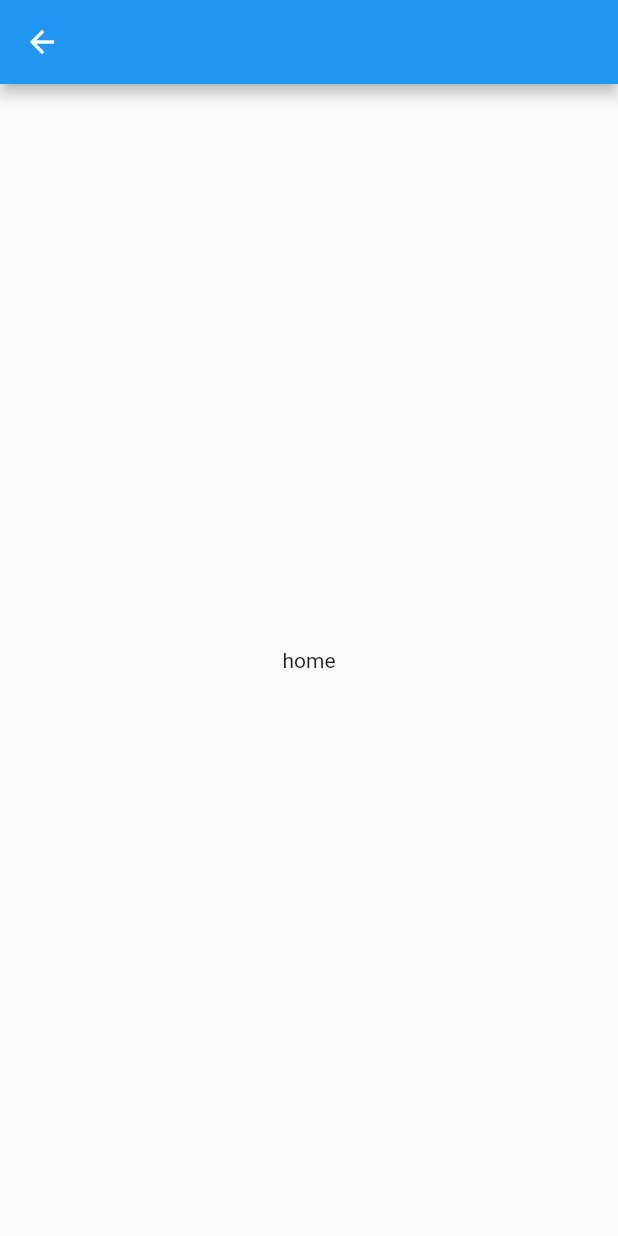
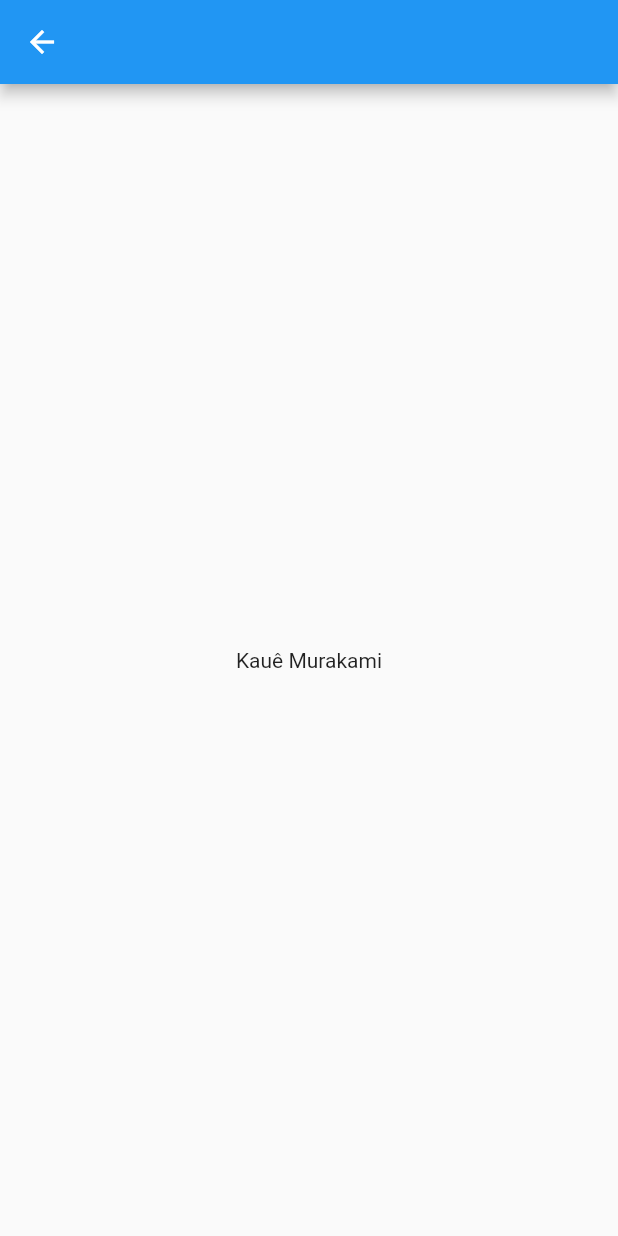
Before and after one commit to kauemurakami/mobx-mvc, a Flutter app: the screen it shows after launch, after a tap on "Cadastrar", on a phone screen of 412 x 824 dp. Run offline on Flutter 3.47's test engine with Material 2 defaults, Android fonts, the phone set to English and light mode, and no system bars; our stand-ins replace flutter_mobx, mobx; generated files the repository leaves out were written again.

Commit message:
upload final

```diff
--- a/lib/main.dart
+++ b/lib/main.dart
@@ -1,6 +1,7 @@
 import 'package:flutter/material.dart';
-
+import 'package:provider/provider.dart';
 import 'views/android/signup/signup.view.dart';
+import 'package:mobx_mvc/stores/app.store.dart';
 
 void main() {
   runApp(MyApp());
@@ -10,15 +11,20 @@ class MyApp extends StatelessWidget {
   // This widget is the root of your application.
   @override
   Widget build(BuildContext context) {
-    return MaterialApp(
-      title: 'Flutter Demo',
-      theme: ThemeData(
-
-        primarySwatch: Colors.blue,
-
-        visualDensity: VisualDensity.adaptivePlatformDensity,
+    return MultiProvider(
+      providers: [
+        Provider<AppStore>.value(
+          value: AppStore()
+          ),
+      ],
+      child: MaterialApp(
+        title: 'Flutter Demo',
+        theme: ThemeData(
+          primarySwatch: Colors.blue,
+          visualDensity: VisualDensity.adaptivePlatformDensity,
+        ),
+        home: SignupView(),
       ),
-      home: SignupView(),
     );
   }
 }
--- a/lib/views/android/home/home.view.dart
+++ b/lib/views/android/home/home.view.dart
@@ -1,12 +1,16 @@
 import 'package:flutter/material.dart';
+import 'package:flutter_mobx/flutter_mobx.dart';
+import 'package:provider/provider.dart';
+import 'package:mobx_mvc/stores/app.store.dart';
 
 class HomeView extends StatelessWidget {
   @override
   Widget build(BuildContext context) {
+    var store = Provider.of<AppStore>(context);
     return Scaffold(
       appBar: AppBar(),
       body: Center(
-        child: Text('home'),
+        child: Observer(builder:(_){ return Text(store.name);}),
       ),
     );
   }
--- a/lib/views/android/signup/signup.view.dart
+++ b/lib/views/android/signup/signup.view.dart
@@ -2,6 +2,8 @@ import 'package:flutter/material.dart';
 import 'package:mobx_mvc/controllers/signup.controller.dart';
 import 'package:mobx_mvc/view-models/signup.viewmodel.dart';
 import 'package:mobx_mvc/views/android/home/home.view.dart';
+import 'package:mobx_mvc/stores/app.store.dart';
+import 'package:provider/provider.dart';
 
 class SignupView extends StatefulWidget {
   @override
@@ -10,13 +12,12 @@ class SignupView extends StatefulWidget {
 
 class _SignupViewState extends State<SignupView> {
   final _formKey = GlobalKey<FormState>();
-
   final _controller = SignupController();
-
   var model = SignupViewModel();
 
   @override
   Widget build(BuildContext context) {
+  var store = Provider.of<AppStore>(context);
     return Scaffold(
       body: SingleChildScrollView(
           child: Padding(
@@ -108,11 +109,13 @@ class _SignupViewState extends State<SignupView> {
                         setState(() {
                           _controller.create(model).then((value) {
                             setState(() {
+                              store.setUser(value.name, value.email,
+                                  value.picture, value.token);
                               Navigator.push(
-                                context,
-                                MaterialPageRoute(
-                                builder: (context) => HomeView(),
-                              ));
+                                  context,
+                                  MaterialPageRoute(
+                                    builder: (context) => HomeView(),
+                                  ));
                             });
                           });
                         });
```
Also changed, not shown: lib/stores/app.store.g.dart (added).
